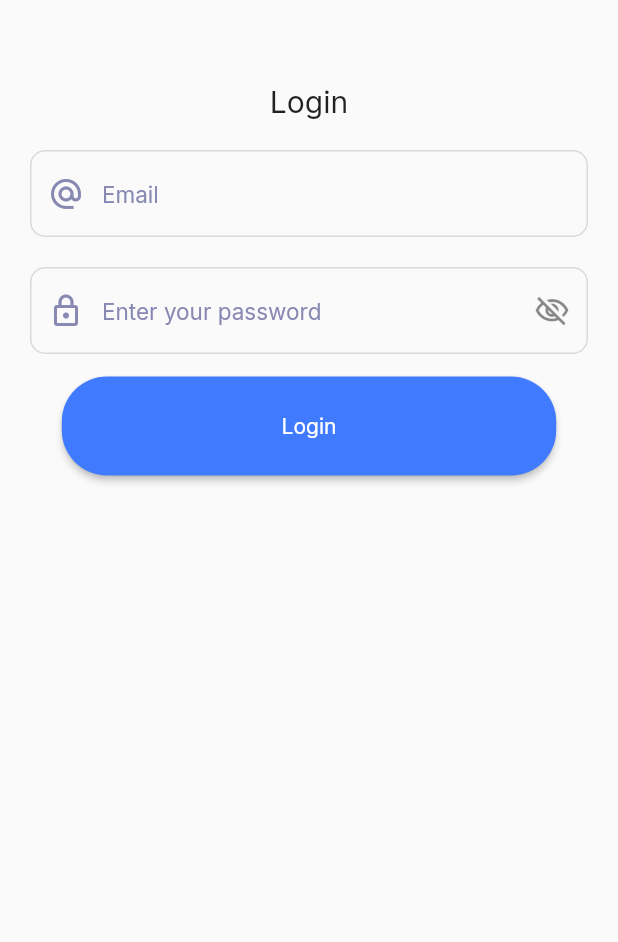
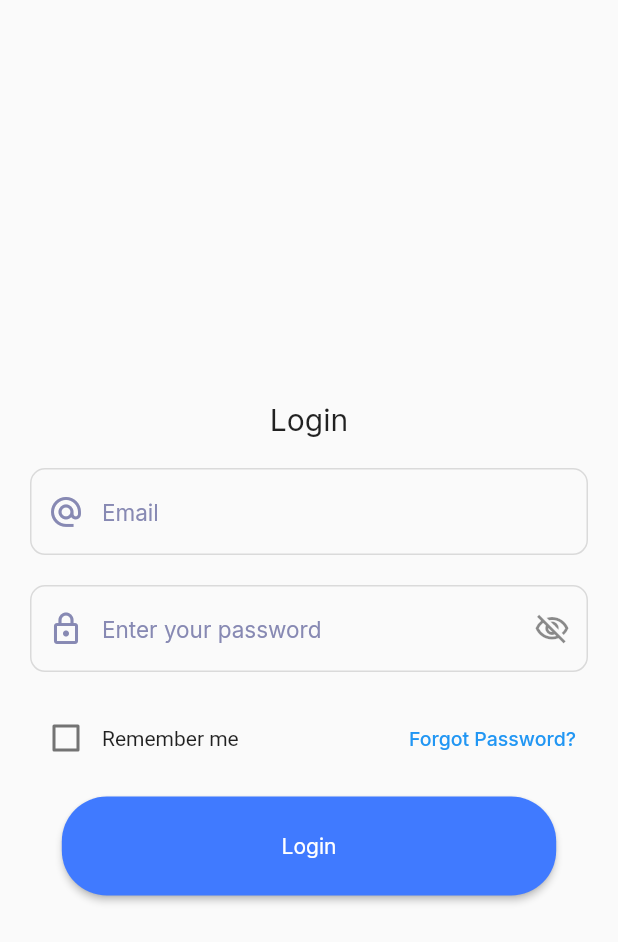
Before and after one commit to salemakowe/Spare, a Flutter app: the screen it shows after launch, after a tap on "Get Started", on a phone screen of 412 x 824 dp. Shown: the top 942 px of the screen. Run offline on Flutter 3.47's test engine with Material 2 defaults, Android fonts, the phone set to English and light mode, and no system bars; our stand-ins replace google_fonts, smooth_page_indicator.

Commit message:
LoginPage

```diff
--- a/spare/lib/introscreens/onboard1.dart
+++ b/spare/lib/introscreens/onboard1.dart
@@ -1,6 +1,5 @@
 import "package:flutter/material.dart";
 import 'package:google_fonts/google_fonts.dart';
-import 'package:spare/constants/color.dart';
 
 class OnboardPage1 extends StatefulWidget {
   const OnboardPage1({super.key});
--- a/spare/lib/introscreens/onboard2.dart
+++ b/spare/lib/introscreens/onboard2.dart
@@ -1,6 +1,5 @@
 import "package:flutter/material.dart";
 import 'package:google_fonts/google_fonts.dart';
-import 'package:spare/constants/color.dart';
 
 class OnboardPage2 extends StatefulWidget {
   const OnboardPage2({super.key});
--- a/spare/lib/introscreens/onboard3.dart
+++ b/spare/lib/introscreens/onboard3.dart
@@ -1,6 +1,5 @@
 import "package:flutter/material.dart";
 import 'package:google_fonts/google_fonts.dart';
-import 'package:spare/constants/color.dart';
 
 class OnboardPage3 extends StatefulWidget {
   const OnboardPage3({super.key});
--- a/spare/lib/screens/home.dart
+++ b/spare/lib/screens/home.dart
@@ -10,6 +10,6 @@ class HomePage extends StatefulWidget {
 class _HomePageState extends State<HomePage> {
   @override
   Widget build(BuildContext context) {
-    return Scaffold();
+    return const Scaffold();
   }
 }
--- a/spare/lib/screens/login.dart
+++ b/spare/lib/screens/login.dart
@@ -14,10 +14,10 @@ class LoginPage extends StatefulWidget {
 
 class _LoginPageState extends State<LoginPage> {
   late bool _passwordVisible;
+  final bool _isRememberMe = false;
 
   @override
   void initState() {
-    // TODO: implement initState
     super.initState();
     _passwordVisible = false;
   }
@@ -32,6 +32,8 @@ class _LoginPageState extends State<LoginPage> {
       body: Padding(
         padding: const EdgeInsets.fromLTRB(20, 0, 20, 0),
         child: Column(
+          crossAxisAlignment: CrossAxisAlignment.center,
+          mainAxisAlignment: MainAxisAlignment.center,
           children: [
             Row(
               mainAxisAlignment: MainAxisAlignment.center,
@@ -73,15 +75,58 @@ class _LoginPageState extends State<LoginPage> {
               ),
             ),
 
+            const SizedBox(height: 20),
+
+            //Checkbox
+            Row(
+              children: [
+                Checkbox(
+                  value: _isRememberMe,
+                  onChanged: (value) => setState(() {
+                    _isRememberMe != value;
+                  }),
+                ),
+                const Text("Remember me"),
+                const Spacer(),
+                TextButton(
+                  onPressed: () {},
+                  child: Text(
+                    "Forgot Password?",
+                    style: GoogleFonts.inter(
+                      fontSize: 13,
+                    ),
+                  ),
+                ),
+              ],
+            ),
+
             //Button
             LoginSignUpButton(
               text: "Login",
               pressed: () => Navigator.of(context).pushReplacement(
                 MaterialPageRoute(
-                  builder: ((context) => HomePage()),
+                  builder: ((context) => const HomePage()),
                 ),
               ),
-            )
+            ),
+
+            // Row(
+            //   children: [
+            //     RichText(
+            //       text: TextSpan(
+            //         text: "Don't have an account?",
+            //         style: GoogleFonts.inter(
+            //           fontSize: 14,
+            //         ),
+            //         children: [
+            //           TextSpan(
+            //             text: ,
+            //           )
+            //         ]
+            //       ),
+            //     )
+            //   ],
+            // ),
           ],
         ),
       ),
--- a/spare/lib/screens/onboarding.dart
+++ b/spare/lib/screens/onboarding.dart
@@ -1,5 +1,4 @@
 import "package:flutter/material.dart";
-import 'package:google_fonts/google_fonts.dart';
 import 'package:smooth_page_indicator/smooth_page_indicator.dart';
 import 'package:spare/constants/color.dart';
 import 'package:spare/introscreens/onboard1.dart';
--- a/spare/lib/widgets/button.dart
+++ b/spare/lib/widgets/button.dart
@@ -5,6 +5,7 @@ import '../constants/color.dart';
 
 class LoginSignUpButton extends StatelessWidget {
   final String text;
+  // ignore: prefer_typing_uninitialized_variables
   final pressed;
 
   const LoginSignUpButton({
```
Also changed, not shown: spare/lib/screens/forgotpassword.dart (added, +15 -0 lines), spare/lib/screens/signup.dart (+15 -0 lines).
